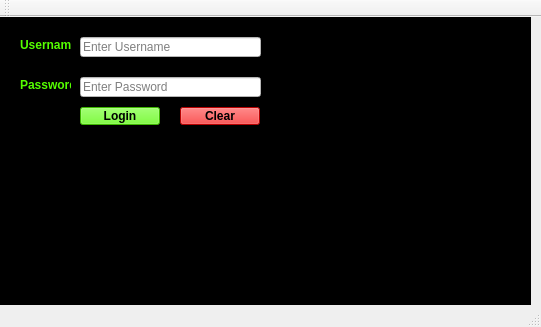
Above: mainwindow.ui from NickReardon/P2-Bulk-Club-Project before the change. Below: the same form after it.
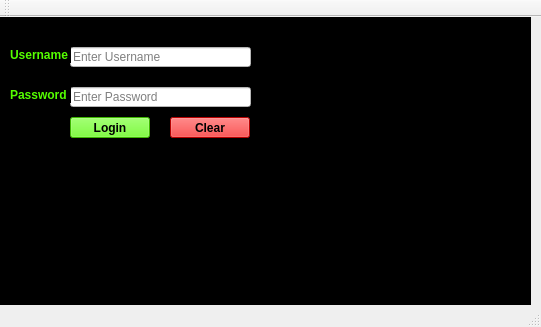
That is the form after the change.

```diff
--- a/mainwindow.ui
+++ b/mainwindow.ui
@@ -35,8 +35,8 @@
     <widget class="QLineEdit" name="usernameEdit">
      <property name="geometry">
       <rect>
-       <x>80</x>
-       <y>20</y>
+       <x>70</x>
+       <y>30</y>
        <width>181</width>
        <height>20</height>
       </rect>
@@ -51,8 +51,8 @@
     <widget class="QLineEdit" name="passwordEdit">
      <property name="geometry">
       <rect>
-       <x>80</x>
-       <y>60</y>
+       <x>70</x>
+       <y>70</y>
        <width>181</width>
        <height>20</height>
       </rect>
@@ -70,9 +70,9 @@
     <widget class="QLabel" name="usernameLabel">
      <property name="geometry">
       <rect>
-       <x>20</x>
-       <y>20</y>
-       <width>51</width>
+       <x>10</x>
+       <y>30</y>
+       <width>61</width>
        <height>16</height>
       </rect>
      </property>
@@ -92,9 +92,9 @@
     <widget class="QLabel" name="passwordLabel">
      <property name="geometry">
       <rect>
-       <x>20</x>
-       <y>60</y>
-       <width>51</width>
+       <x>10</x>
+       <y>70</y>
+       <width>61</width>
        <height>16</height>
       </rect>
      </property>
@@ -114,10 +114,10 @@
     <widget class="QPushButton" name="clearButton">
      <property name="geometry">
       <rect>
-       <x>180</x>
-       <y>90</y>
+       <x>170</x>
+       <y>100</y>
        <width>80</width>
-       <height>18</height>
+       <height>21</height>
       </rect>
      </property>
      <property name="font">
@@ -136,10 +136,10 @@
     <widget class="QPushButton" name="loginButton">
      <property name="geometry">
       <rect>
-       <x>80</x>
-       <y>90</y>
+       <x>70</x>
+       <y>100</y>
        <width>80</width>
-       <height>18</height>
+       <height>21</height>
       </rect>
      </property>
      <property name="font">
@@ -168,6 +168,19 @@
       <string/>
      </property>
     </widget>
+    <widget class="QLabel" name="invalidLabel">
+     <property name="geometry">
+      <rect>
+       <x>70</x>
+       <y>0</y>
+       <width>181</width>
+       <height>21</height>
+      </rect>
+     </property>
+     <property name="text">
+      <string>TextLabel</string>
+     </property>
+    </widget>
    </widget>
   </widget>
   <widget class="QMenuBar" name="menuBar">
```
